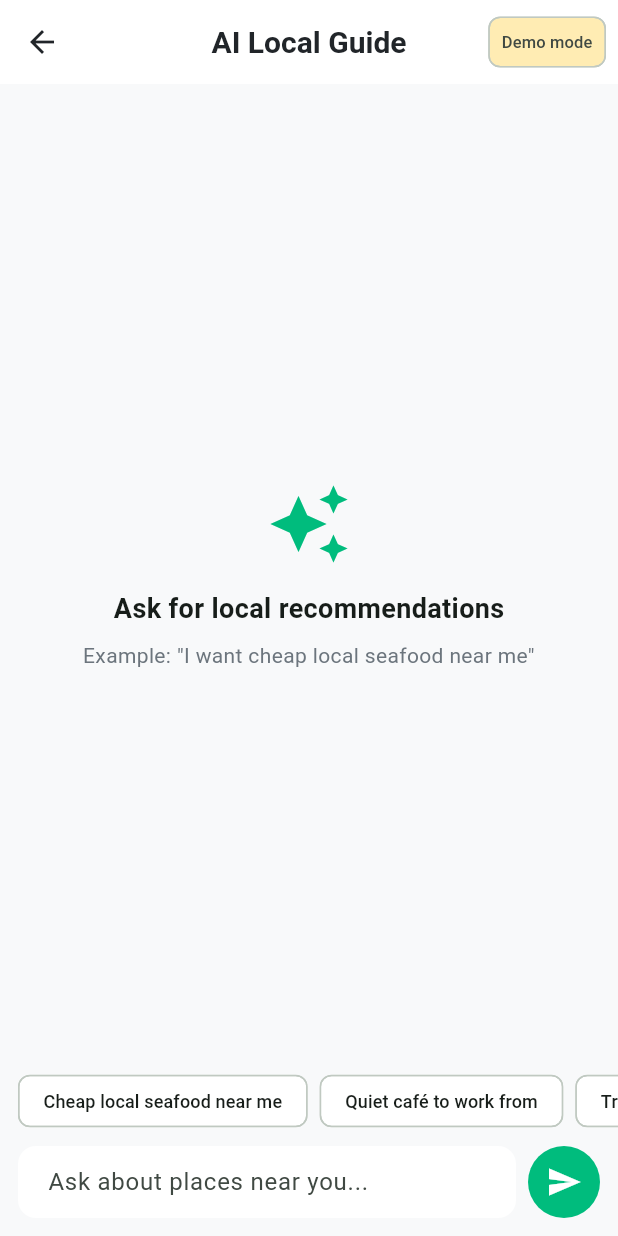
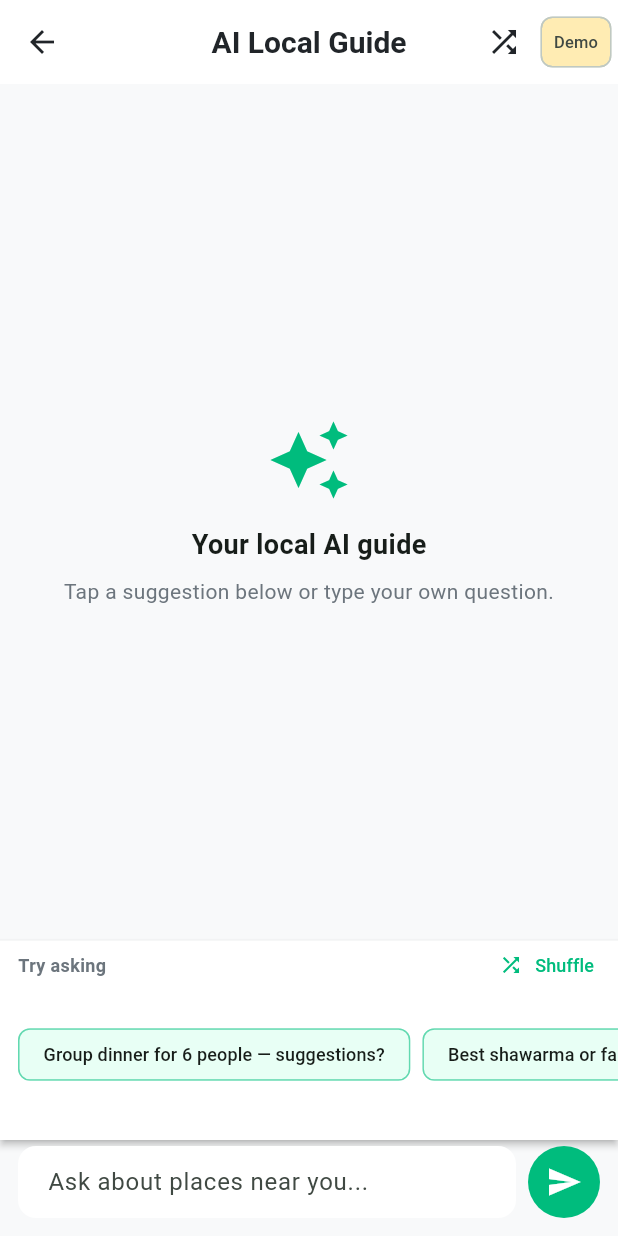
Before and after one commit to abdullahGIU/LikeALocal, a Flutter app: the screen it shows once a user with an empty profile is signed in, item 2 of the bottom bar chosen, after a tap on the "auto awesome" icon, on a phone screen of 412 x 824 dp. Run offline on Flutter 3.47's test engine with Material 3 defaults, Android fonts, the phone set to English and light mode, and no system bars; our stand-ins replace cached_network_image, cloud_firestore, firebase_auth, firebase_core, firebase_messaging, flutter_local_notifications and 4 more; missing offline and left inert: firebase_app_check; accounts and stored records are empty.

Commit message:
enhanced features

```diff
--- /dev/null
+++ b/lib/core/constants/ai_prompt_suggestions.dart
@@ -0,0 +1,63 @@
+import 'dart:math';
+
+/// Large pool of tap-to-send prompts for the AI chat screen.
+class AiPromptSuggestions {
+  AiPromptSuggestions._();
+
+  static final _random = Random();
+
+  static const List<String> _all = [
+    'Best cheap eats near me right now',
+    'Where can I get authentic local seafood?',
+    'Quiet café with good Wi‑Fi for working',
+    'Romantic dinner spot for tonight',
+    'Family-friendly restaurants nearby',
+    'Best coffee shops within walking distance',
+    'Hidden gem restaurants locals love',
+    'Late-night food options around here',
+    'Healthy lunch places under 15 minutes away',
+    'Traditional food with a lively atmosphere',
+    'Best brunch spots for the weekend',
+    'Vegetarian-friendly restaurants near me',
+    'Scenic parks to relax this afternoon',
+    'Museums worth visiting today',
+    'Kid-friendly parks and playgrounds',
+    'Best sunset viewpoint nearby',
+    'Cozy place for reading and tea',
+    'Street food–style spots on a budget',
+    'Fine dining for a special occasion',
+    'Places open right now near me',
+    'Where do locals actually eat?',
+    'Best shawarma or falafel nearby',
+    'Dessert and bakery recommendations',
+    'Rooftop or outdoor dining options',
+    'Quick bite before a meeting',
+    'Date-night ideas under medium budget',
+    'Solo traveler: safe and welcoming spots',
+    'Group dinner for 6 people — suggestions?',
+    'Compare two nearby restaurants for me',
+    'What should I try if I only have 2 hours?',
+    'Rainy day indoor activities nearby',
+    'Morning walk + coffee combo nearby',
+    'Best rated places within 2 km',
+    'Low-key bars or cafés with character',
+    'Traditional breakfast like a local',
+    'Spicy food lovers — where to go?',
+    'Halal options near my location',
+    'Places with outdoor seating',
+    'Somewhere quiet to take phone calls',
+    'Photo-worthy cafés and restaurants',
+    'Plan a food crawl with 3 stops nearby',
+    'What’s trending in this area?',
+    'Surprise me with something unexpected',
+    'Best value for money tonight',
+    'Near me: museum then lunch nearby',
+    'Walking distance from my location',
+  ];
+
+  /// Returns a new shuffled list of [count] suggestions.
+  static List<String> shuffled({int count = 14}) {
+    final copy = List<String>.from(_all)..shuffle(_random);
+    return copy.take(count.clamp(1, _all.length)).toList();
+  }
+}
--- a/lib/core/providers/auth_provider.dart
+++ b/lib/core/providers/auth_provider.dart
@@ -108,7 +108,11 @@ class AuthProvider extends ChangeNotifier {
     _setLoading(true);
     try {
       await _authService.setPremium(userId: uid, isPremium: true);
-      _currentUser = _currentUser?.copyWith(isPremium: true, pinLimit: 999);
+      _currentUser = _currentUser?.copyWith(
+        isPremium: true,
+        isSuperUser: true,
+        pinLimit: 999,
+      );
       notifyListeners();
       return true;
     } catch (e) {
--- a/lib/core/services/auth_service.dart
+++ b/lib/core/services/auth_service.dart
@@ -86,6 +86,7 @@ class AuthService {
   }) async {
     await _firestore.collection('users').doc(userId).update({
       'isPremium': isPremium,
+      'isSuperUser': isPremium,
       'pinLimit': isPremium ? 999 : 5,
     });
   }
--- a/lib/core/services/firestore_service.dart
+++ b/lib/core/services/firestore_service.dart
@@ -86,6 +86,7 @@ class FirestoreService {
   }) async {
     await _firestore.collection('users').doc(userId).update({
       'isPremium': isPremium,
+      'isSuperUser': isPremium,
       'pinLimit': isPremium ? 999 : 5,
     });
   }
--- a/lib/screens/chat/ai_chat_screen.dart
+++ b/lib/screens/chat/ai_chat_screen.dart
@@ -2,6 +2,7 @@ import 'package:firebase_auth/firebase_auth.dart';
 import 'package:flutter/material.dart';
 import 'package:provider/provider.dart';
 
+import '../../core/constants/ai_prompt_suggestions.dart';
 import '../../core/constants/api_keys.dart';
 import '../../core/constants/app_colors.dart';
 import '../../core/models/ai_message.dart';
@@ -22,12 +23,19 @@ class _AiChatScreenState extends State<AiChatScreen> {
   final _ai = AiService();
   final List<AiMessage> _messages = [];
   bool _loading = false;
+  List<String> _suggestions = [];
 
-  static const _starters = [
-    'Cheap local seafood near me',
-    'Quiet café to work from',
-    'Traditional restaurants with lively vibe',
-  ];
+  @override
+  void initState() {
+    super.initState();
+    _reshuffleSuggestions();
+  }
+
+  void _reshuffleSuggestions() {
+    setState(() {
+      _suggestions = AiPromptSuggestions.shuffled(count: 16);
+    });
+  }
 
   @override
   void dispose() {
@@ -54,11 +62,14 @@ class _AiChatScreenState extends State<AiChatScreen> {
 
     final places = context.read<PlaceProvider>().nearbyPlaces;
     final prefs = context.read<UserProvider>();
+    final priorHistory = _messages.length > 1
+        ? _messages.sublist(0, _messages.length - 1)
+        : <AiMessage>[];
 
     try {
       final reply = await _ai.chat(
         userMessage: content,
-        history: _messages,
+        history: priorHistory,
         nearbyPlaces: places,
         budget: prefs.budget,
         atmosphere: prefs.atmosphere,
@@ -71,6 +82,7 @@ class _AiChatScreenState extends State<AiChatScreen> {
           text: reply,
           createdAt: DateTime.now(),
         ));
+        _suggestions = AiPromptSuggestions.shuffled(count: 16);
       });
     } catch (e) {
       if (!mounted) return;
@@ -81,6 +93,7 @@ class _AiChatScreenState extends State<AiChatScreen> {
           text: 'Sorry, I could not respond right now. Please try again.',
           createdAt: DateTime.now(),
         ));
+        _suggestions = AiPromptSuggestions.shuffled(count: 16);
       });
     } finally {
       if (mounted) setState(() => _loading = false);
@@ -108,11 +121,16 @@ class _AiChatScreenState extends State<AiChatScreen> {
       appBar: AppBar(
         title: const Text('AI Local Guide'),
         actions: [
+          IconButton(
+            icon: const Icon(Icons.shuffle),
+            tooltip: 'New suggestions',
+            onPressed: _loading ? null : _reshuffleSuggestions,
+          ),
           if (!ApiKeys.hasGeminiKey)
             Padding(
-              padding: const EdgeInsets.only(right: 8),
+              padding: const EdgeInsets.only(right: 4),
               child: Chip(
-                label: const Text('Demo mode', style: TextStyle(fontSize: 11)),
+                label: const Text('Demo', style: TextStyle(fontSize: 11)),
                 backgroundColor: Colors.amber.shade100,
                 padding: EdgeInsets.zero,
               ),
@@ -139,48 +157,25 @@ class _AiChatScreenState extends State<AiChatScreen> {
             ),
           Expanded(
             child: _messages.isEmpty
-                ? _EmptyChat(onSuggestionTap: _send)
+                ? _EmptyChat()
                 : ListView.builder(
                     controller: _scrollController,
                     padding: const EdgeInsets.all(16),
                     itemCount: _messages.length + (_loading ? 1 : 0),
                     itemBuilder: (context, index) {
                       if (_loading && index == _messages.length) {
-                        return const Padding(
-                          padding: EdgeInsets.all(12),
-                          child: Align(
-                            alignment: Alignment.centerLeft,
-                            child: SizedBox(
-                              width: 24,
-                              height: 24,
-                              child: CircularProgressIndicator(strokeWidth: 2),
-                            ),
-                          ),
-                        );
+                        return const _TypingIndicator();
                       }
                       return _Bubble(message: _messages[index]);
                     },
                   ),
           ),
-          if (_messages.isEmpty)
-            SizedBox(
-              height: 44,
-              child: ListView(
-                scrollDirection: Axis.horizontal,
-                padding: const EdgeInsets.symmetric(horizontal: 12),
-                children: _starters
-                    .map(
-                      (s) => Padding(
-                        padding: const EdgeInsets.only(right: 8),
-                        child: ActionChip(
-                          label: Text(s, style: const TextStyle(fontSize: 12)),
-                          onPressed: () => _send(s),
-                        ),
-                      ),
-                    )
-                    .toList(),
-              ),
-            ),
+          _SuggestionBar(
+            suggestions: _suggestions,
+            loading: _loading,
+            onTap: _send,
+            onShuffle: _reshuffleSuggestions,
+          ),
           _InputBar(
             controller: _controller,
             loading: _loading,
@@ -193,10 +188,6 @@ class _AiChatScreenState extends State<AiChatScreen> {
 }
 
 class _EmptyChat extends StatelessWidget {
-  final void Function(String) onSuggestionTap;
-
-  const _EmptyChat({required this.onSuggestionTap});
-
   @override
   Widget build(BuildContext context) {
     return Center(
@@ -208,16 +199,143 @@ class _EmptyChat extends StatelessWidget {
             Icon(Icons.auto_awesome, size: 56, color: AppColors.primaryGreen),
             const SizedBox(height: 16),
             const Text(
-              'Ask for local recommendations',
+              'Your local AI guide',
               style: TextStyle(fontSize: 18, fontWeight: FontWeight.bold),
             ),
             const SizedBox(height: 8),
             const Text(
-              'Example: "I want cheap local seafood near me"',
+              'Tap a suggestion below or type your own question.',
               textAlign: TextAlign.center,
               style: TextStyle(color: AppColors.textSecondary),
             ),
           ],
+        ),
+      ),
+    );
+  }
+}
+
+class _SuggestionBar extends StatelessWidget {
+  final List<String> suggestions;
+  final bool loading;
+  final void Function(String) onTap;
+  final VoidCallback onShuffle;
+
+  const _SuggestionBar({
+    required this.suggestions,
+    required this.loading,
+    required this.onTap,
+    required this.onShuffle,
+  });
+
+  @override
+  Widget build(BuildContext context) {
+    return Material(
+      color: Colors.white,
+      elevation: 2,
+      child: Column(
+        crossAxisAlignment: CrossAxisAlignment.start,
+        mainAxisSize: MainAxisSize.min,
+        children: [
+          Padding(
+            padding: const EdgeInsets.fromLTRB(12, 8, 8, 0),
+            child: Row(
+              children: [
+                const Text(
+                  'Try asking',
+                  style: TextStyle(
+                    fontSize: 12,
+                    fontWeight: FontWeight.w600,
+                    color: AppColors.textSecondary,
+                  ),
+                ),
+                const Spacer(),
+                TextButton.icon(
+                  onPressed: loading ? null : onShuffle,
+                  icon: const Icon(Icons.shuffle, size: 16),
+                  label: const Text('Shuffle', style: TextStyle(fontSize: 12)),
+                  style: TextButton.styleFrom(
+                    padding: const EdgeInsets.symmetric(horizontal: 8),
+                    minimumSize: Size.zero,
+                    tapTargetSize: MaterialTapTargetSize.shrinkWrap,
+                  ),
+                ),
+              ],
+            ),
+          ),
+          SizedBox(
+            height: 108,
+            child: ListView.builder(
+              scrollDirection: Axis.horizontal,
+              padding: const EdgeInsets.fromLTRB(12, 4, 12, 10),
+              itemCount: suggestions.length,
+              itemBuilder: (context, index) {
+                final text = suggestions[index];
+                return Padding(
+                  padding: const EdgeInsets.only(right: 8),
+                  child: ActionChip(
+                    label: Text(
+                      text,
+                      style: const TextStyle(fontSize: 12),
+                    ),
+                    backgroundColor: const Color(0xFFE8FFF5),
+                    side: BorderSide(
+                      color: AppColors.primaryGreen.withValues(alpha: 0.35),
+                    ),
+                    onPressed: loading ? null : () => onTap(text),
+                  ),
+                );
+              },
+            ),
+          ),
+        ],
+      ),
+    );
+  }
+}
+
+class _TypingIndicator extends StatelessWidget {
+  const _TypingIndicator();
+
+  @override
+  Widget build(BuildContext context) {
+    return Padding(
+      padding: const EdgeInsets.only(bottom: 10),
+      child: Align(
+        alignment: Alignment.centerLeft,
+        child: Container(
+          padding: const EdgeInsets.symmetric(horizontal: 14, vertical: 12),
+          decoration: BoxDecoration(
+            color: Colors.white,
+            borderRadius: BorderRadius.circular(16),
+            boxShadow: [
+              BoxShadow(
+                color: Colors.black.withValues(alpha: 0.06),
+                blurRadius: 8,
+              ),
+            ],
+          ),
+          child: Row(
+            mainAxisSize: MainAxisSize.min,
+            children: [
+              SizedBox(
+                width: 18,
+                height: 18,
+                child: CircularProgressIndicator(
+                  strokeWidth: 2,
+                  color: AppColors.primaryGreen,
+                ),
+              ),
+              const SizedBox(width: 10),
+              Text(
+                'LikeALocal is thinking…',
+                style: TextStyle(
+                  color: Colors.grey.shade700,
+                  fontStyle: FontStyle.italic,
+                ),
+              ),
+            ],
+          ),
         ),
       ),
     );
@@ -238,11 +356,16 @@ class _Bubble extends StatelessWidget {
         margin: const EdgeInsets.only(bottom: 10),
         padding: const EdgeInsets.symmetric(horizontal: 14, vertical: 10),
         constraints: BoxConstraints(
-          maxWidth: MediaQuery.sizeOf(context).width * 0.82,
+          maxWidth: MediaQuery.sizeOf(context).width * 0.85,
         ),
         decoration: BoxDecoration(
           color: isUser ? AppColors.primaryGreen : Colors.white,
-          borderRadius: BorderRadius.circular(16),
+          borderRadius: BorderRadius.only(
+            topLeft: const Radius.circular(16),
+            topRight: const Radius.circular(16),
+            bottomLeft: Radius.circular(isUser ? 16 : 4),
+            bottomRight: Radius.circular(isUser ? 4 : 16),
+          ),
           boxShadow: [
             if (!isUser)
               BoxShadow(
@@ -255,7 +378,8 @@ class _Bubble extends StatelessWidget {
           message.text,
           style: TextStyle(
             color: isUser ? Colors.white : AppColors.textPrimary,
-            height: 1.4,
+            height: 1.45,
+            fontSize: 15,
           ),
         ),
       ),
@@ -278,7 +402,7 @@ class _InputBar extends StatelessWidget {
   Widget build(BuildContext context) {
     return SafeArea(
       child: Padding(
-        padding: const EdgeInsets.fromLTRB(12, 8, 12, 12),
+        padding: const EdgeInsets.fromLTRB(12, 4, 12, 12),
         child: Row(
           children: [
             Expanded(
--- a/lib/screens/profile/profile_screen.dart
+++ b/lib/screens/profile/profile_screen.dart
@@ -142,8 +142,17 @@ class ProfileScreen extends StatelessWidget {
               child: ListTile(
                 leading: const Icon(Icons.star, color: Color(0xFF1D9E75)),
                 title: const Text('Super User'),
-                trailing: user.isSuperUser
-                    ? const Icon(Icons.check_circle, color: Color(0xFF1D9E75))
+                subtitle: user.isPremium
+                    ? const Text('Included with Premium')
+                    : null,
+                trailing: (user.isPremium || user.isSuperUser)
+                    ? const Text(
+                        'Yes',
+                        style: TextStyle(
+                          fontWeight: FontWeight.bold,
+                          color: Color(0xFF1D9E75),
+                        ),
+                      )
                     : const Text('No'),
               ),
             ),
--- a/lib/screens/profile/subscription_screen.dart
+++ b/lib/screens/profile/subscription_screen.dart
@@ -74,6 +74,7 @@ class SubscriptionScreen extends StatelessWidget {
             period: '/ month',
             features: const [
               'Unlimited pins',
+              'Super User status',
               'AI chat recommendations',
               'Priority AI suggestions',
               'Exclusive local places',
```
Also changed, not shown: lib/core/services/ai_service.dart (+132 -67 lines).
